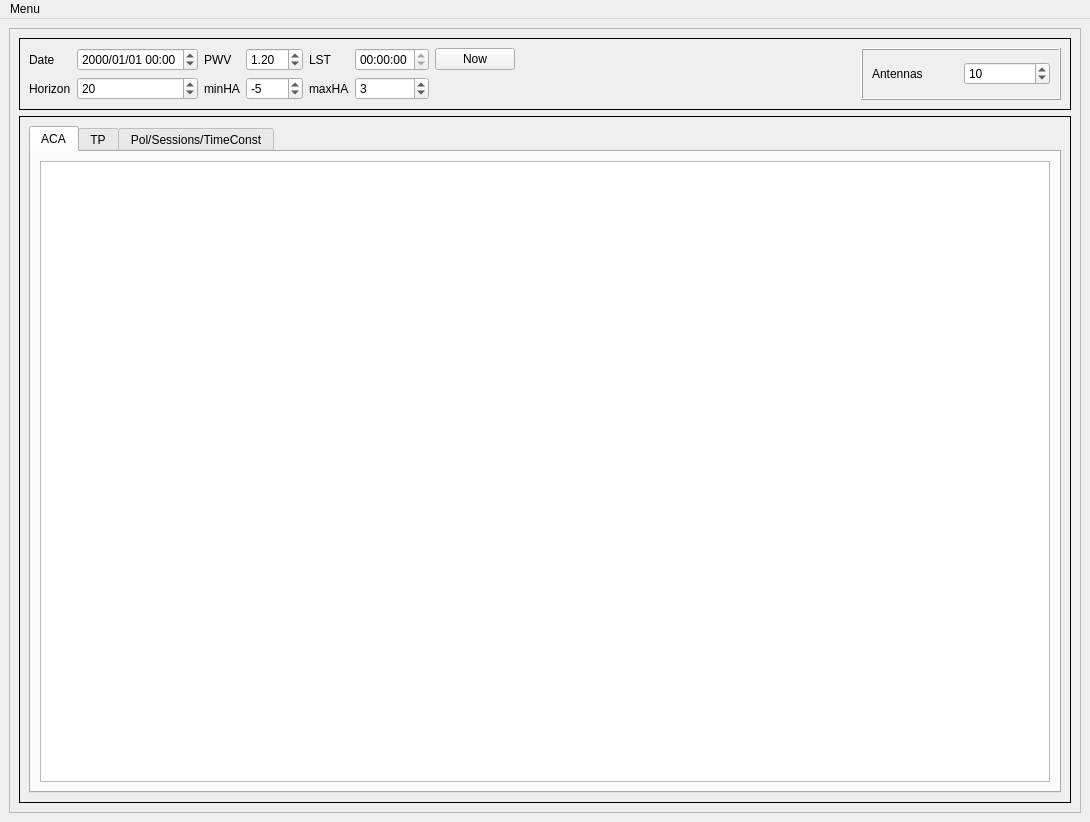
itoledoc/gWTO2, file gwto2ACA.ui: the form before one commit.
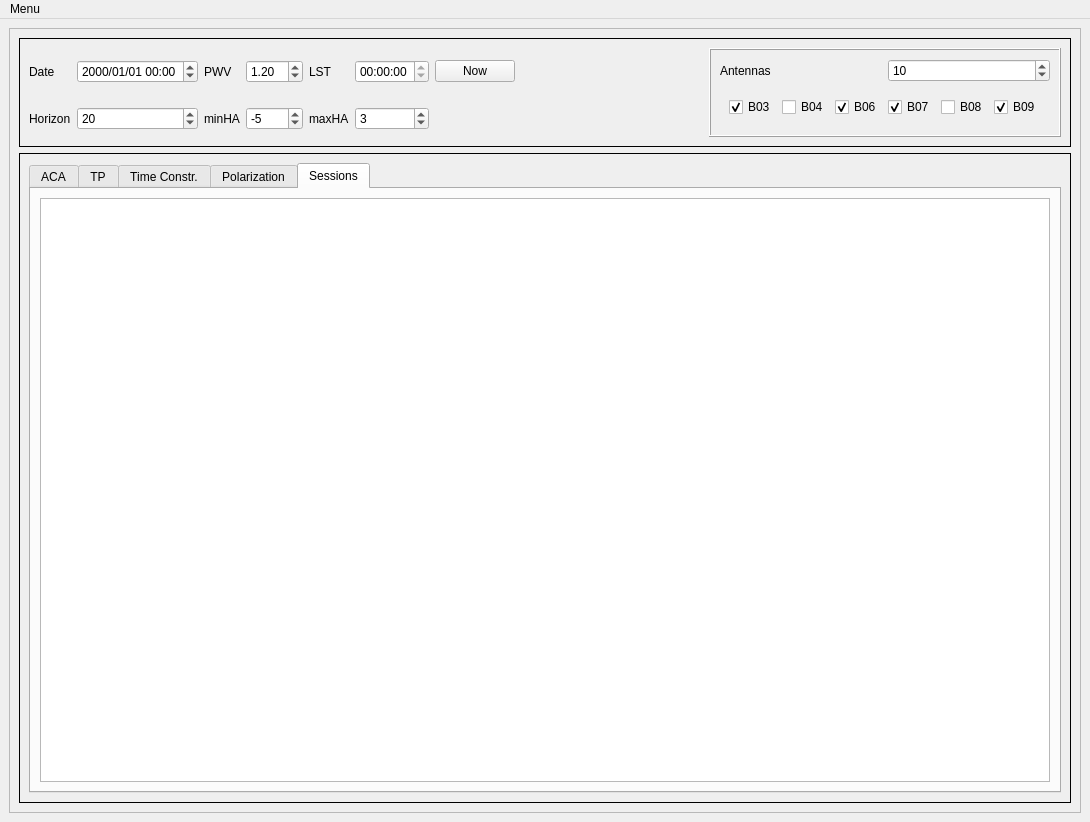
The form after the commit.

Patch:
```diff
--- a/gwto2ACA.ui
+++ b/gwto2ACA.ui
@@ -212,6 +212,66 @@
              <enum>QFrame::Raised</enum>
             </property>
             <layout class="QGridLayout" name="gridLayout_7">
+             <item row="1" column="1" colspan="2">
+              <widget class="QWidget" name="widget" native="true">
+               <layout class="QGridLayout" name="gridLayout_9">
+                <item row="0" column="5">
+                 <widget class="QCheckBox" name="band9_b">
+                  <property name="text">
+                   <string>B09</string>
+                  </property>
+                  <property name="checked">
+                   <bool>true</bool>
+                  </property>
+                 </widget>
+                </item>
+                <item row="0" column="3">
+                 <widget class="QCheckBox" name="band7_b">
+                  <property name="text">
+                   <string>B07</string>
+                  </property>
+                  <property name="checked">
+                   <bool>true</bool>
+                  </property>
+                 </widget>
+                </item>
+                <item row="0" column="4">
+                 <widget class="QCheckBox" name="band8_b">
+                  <property name="text">
+                   <string>B08</string>
+                  </property>
+                 </widget>
+                </item>
+                <item row="0" column="1">
+                 <widget class="QCheckBox" name="band4_b">
+                  <property name="text">
+                   <string>B04</string>
+                  </property>
+                 </widget>
+                </item>
+                <item row="0" column="2">
+                 <widget class="QCheckBox" name="band6_b">
+                  <property name="text">
+                   <string>B06</string>
+                  </property>
+                  <property name="checked">
+                   <bool>true</bool>
+                  </property>
+                 </widget>
+                </item>
+                <item row="0" column="0">
+                 <widget class="QCheckBox" name="band3_b">
+                  <property name="text">
+                   <string>B03</string>
+                  </property>
+                  <property name="checked">
+                   <bool>true</bool>
+                  </property>
+                 </widget>
+                </item>
+               </layout>
+              </widget>
+             </item>
              <item row="0" column="2">
               <widget class="QSpinBox" name="antennas_spin">
                <property name="minimum">
@@ -254,7 +314,7 @@
           <item row="0" column="0">
            <widget class="QTabWidget" name="tabWidget">
             <property name="currentIndex">
-             <number>0</number>
+             <number>4</number>
             </property>
             <widget class="QWidget" name="seven_tab">
              <property name="accessibleName">
@@ -289,16 +349,36 @@
               </item>
              </layout>
             </widget>
-            <widget class="QWidget" name="pol_tab">
+            <widget class="QWidget" name="tc_tab">
              <attribute name="title">
-              <string>Pol/Sessions/TimeConst</string>
+              <string>Time Constr.</string>
              </attribute>
              <layout class="QGridLayout" name="gridLayout_8">
               <item row="0" column="0">
+               <widget class="QTableView" name="tc_sheet"/>
+              </item>
+             </layout>
+            </widget>
+            <widget class="QWidget" name="pol_tab">
+             <attribute name="title">
+              <string>Polarization</string>
+             </attribute>
+             <layout class="QGridLayout" name="gridLayout_11">
+              <item row="0" column="0">
                <widget class="QTableView" name="pol_sheet"/>
               </item>
              </layout>
             </widget>
+            <widget class="QWidget" name="session_tab">
+             <attribute name="title">
+              <string>Sessions</string>
+             </attribute>
+             <layout class="QGridLayout" name="gridLayout_10">
+              <item row="0" column="0">
+               <widget class="QTableView" name="session_sheet"/>
+              </item>
+             </layout>
+            </widget>
            </widget>
           </item>
          </layout>
```
